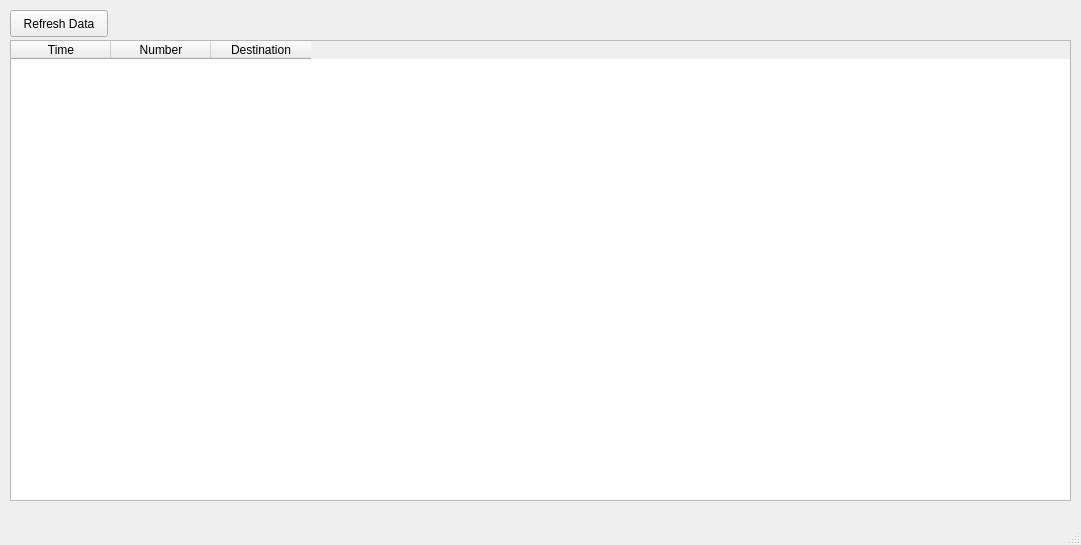
This is fivewaysbustimes/ui/MainWindowUI.ui in tobiasquinn/fivewaysbustimes as Qt 5 draws it before an edit. The edited form follows.
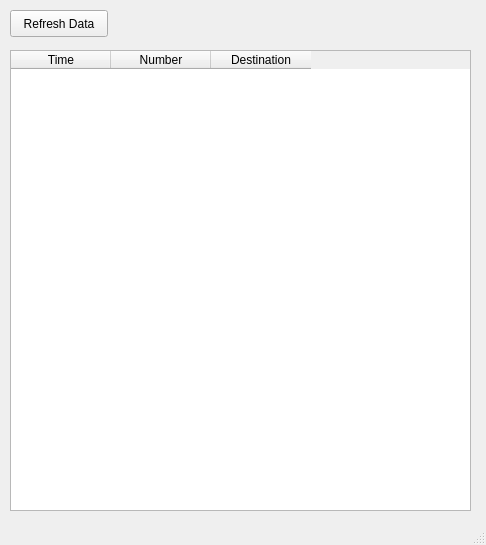
This is the edited form.

Commit message: changed to table layout

The edit to the form file:
```diff
--- a/fivewaysbustimes/ui/MainWindowUI.ui
+++ b/fivewaysbustimes/ui/MainWindowUI.ui
@@ -6,7 +6,7 @@
    <rect>
     <x>0</x>
     <y>0</y>
-    <width>1081</width>
+    <width>486</width>
     <height>545</height>
    </rect>
   </property>
@@ -18,8 +18,8 @@
     <property name="geometry">
      <rect>
       <x>10</x>
-      <y>40</y>
-      <width>1061</width>
+      <y>50</y>
+      <width>461</width>
       <height>461</height>
      </rect>
     </property>
```
Left out of the diff: 8 changed lines with no effect on the pictures. The commit also changes 1 other file.
